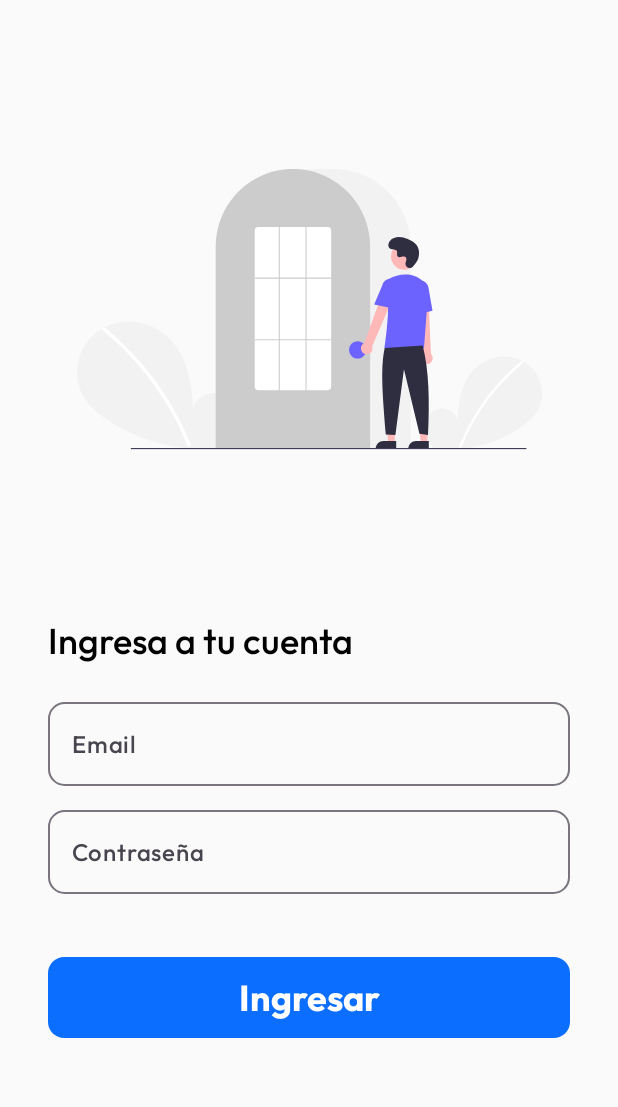
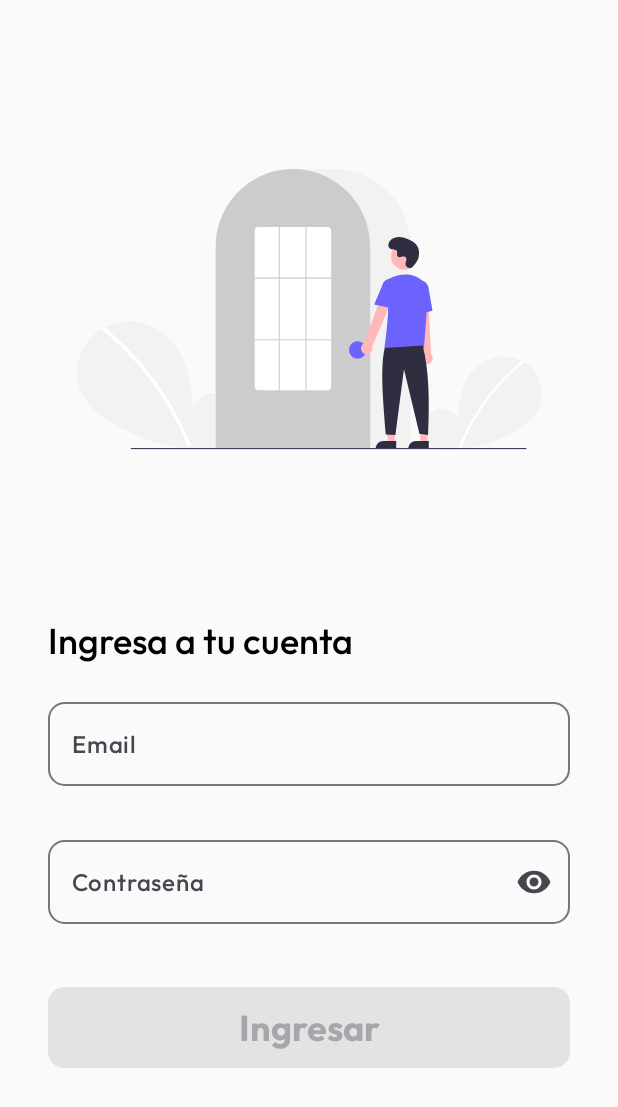
Before and after one commit to itzae/login-challenge, an Android app built with Jetpack Compose: the screen it shows after launch (MainActivity), on a phone screen of 412 x 824 dp. Shown: the top 1107 px of the screen. Run offline under Robolectric (Android 15) with nearby library versions, the phone set to English and light mode, and no system bars; our stand-ins replace Dagger/Hilt's generated code.

```diff
--- a/app/src/main/AndroidManifest.xml
+++ b/app/src/main/AndroidManifest.xml
@@ -11,13 +11,15 @@
         android:roundIcon="@mipmap/ic_launcher_round"
         android:supportsRtl="true"
         android:theme="@style/Theme.LoginChallenge"
+        android:name=".LoginChallengeApplication"
         tools:targetApi="31">
         <activity
             android:name=".MainActivity"
             android:exported="true"
             android:label="@string/app_name"
             android:windowSoftInputMode="adjustResize"
-            android:theme="@style/Theme.LoginChallenge">
+            android:theme="@style/Theme.LoginChallenge"
+            android:screenOrientation="portrait">
             <intent-filter>
                 <action android:name="android.intent.action.MAIN" />
 
--- /dev/null
+++ b/app/src/main/java/com/example/loginchallenge/LoginChallengeApplication.kt
@@ -0,0 +1,7 @@
+package com.example.loginchallenge
+
+import android.app.Application
+import dagger.hilt.android.HiltAndroidApp
+
+@HiltAndroidApp
+class LoginChallengeApplication : Application()
--- a/app/src/main/java/com/example/loginchallenge/MainActivity.kt
+++ b/app/src/main/java/com/example/loginchallenge/MainActivity.kt
@@ -4,16 +4,28 @@ import android.os.Bundle
 import androidx.activity.ComponentActivity
 import androidx.activity.compose.setContent
 import androidx.activity.enableEdgeToEdge
+import androidx.activity.viewModels
+import androidx.compose.runtime.collectAsState
+import androidx.compose.runtime.getValue
 import com.example.loginchallenge.ui.login.LoginScreen
+import com.example.loginchallenge.ui.login.LoginViewModel
 import com.example.loginchallenge.ui.theme.LoginChallengeTheme
+import dagger.hilt.android.AndroidEntryPoint
 
+@AndroidEntryPoint
 class MainActivity : ComponentActivity() {
+    private val viewModel: LoginViewModel by viewModels()
     override fun onCreate(savedInstanceState: Bundle?) {
         super.onCreate(savedInstanceState)
         enableEdgeToEdge()
         setContent {
             LoginChallengeTheme(dynamicColor = false) {
-                LoginScreen()
+                val loginState by viewModel.loginState.collectAsState()
+                LoginScreen(
+                    loginState = loginState,
+                    onLogin = { email, password ->
+                        viewModel.loginAttempt(email, password)
+                    })
             }
         }
     }
--- /dev/null
+++ b/app/src/main/java/com/example/loginchallenge/domain/di/module/LoginModule.kt
@@ -0,0 +1,15 @@
+package com.example.loginchallenge.domain.di.module
+
+import com.example.loginchallenge.domain.usecase.LoginUseCase
+import dagger.Module
+import dagger.Provides
+import dagger.hilt.InstallIn
+import dagger.hilt.components.SingletonComponent
+
+@Module
+@InstallIn(SingletonComponent::class)
+object LoginModule {
+
+    @Provides
+    fun provideLoginUseCase() = LoginUseCase()
+}
--- /dev/null
+++ b/app/src/main/java/com/example/loginchallenge/domain/usecase/LoginUseCase.kt
@@ -0,0 +1,12 @@
+package com.example.loginchallenge.domain.usecase
+
+import javax.inject.Inject
+
+class LoginUseCase @Inject constructor() {
+    operator fun invoke(email: String, password: String): Boolean {
+        val regex = "^[A-Za-z](.*)([@]{1})(.{1,})(\\.)(.{1,})"
+        return if (regex.toRegex().matches(email)) {
+            email == "itzaeg@gmail.com" && password == "PasswordTest123"
+        } else throw IllegalArgumentException("You've entered incorrect email format")
+    }
+}
--- a/app/src/main/java/com/example/loginchallenge/ui/component/LoginTextField.kt
+++ b/app/src/main/java/com/example/loginchallenge/ui/component/LoginTextField.kt
@@ -2,13 +2,25 @@ package com.example.loginchallenge.ui.component
 
 import androidx.compose.foundation.shape.RoundedCornerShape
 import androidx.compose.foundation.text.KeyboardOptions
+import androidx.compose.material.icons.Icons
+import androidx.compose.material.icons.filled.Visibility
+import androidx.compose.material.icons.filled.VisibilityOff
+import androidx.compose.material3.Icon
+import androidx.compose.material3.IconButton
 import androidx.compose.material3.OutlinedTextField
 import androidx.compose.material3.Text
 import androidx.compose.runtime.Composable
+import androidx.compose.runtime.getValue
+import androidx.compose.runtime.mutableStateOf
+import androidx.compose.runtime.remember
+import androidx.compose.runtime.setValue
 import androidx.compose.ui.Modifier
+import androidx.compose.ui.res.stringResource
 import androidx.compose.ui.text.input.ImeAction
 import androidx.compose.ui.text.input.KeyboardType
+import androidx.compose.ui.text.input.PasswordVisualTransformation
 import androidx.compose.ui.text.input.VisualTransformation
+import com.example.loginchallenge.R
 import com.example.loginchallenge.ui.theme.Typography
 
 @Composable
@@ -16,18 +28,47 @@ fun LoginTextField(
     modifier: Modifier = Modifier,
     text: String,
     placeholder: String = "",
-    visualTransformation: VisualTransformation = VisualTransformation.None,
+    helperText: String? = null,
+    isError: Boolean = false,
     keyboardType: KeyboardType = KeyboardType.Text,
     imeAction: ImeAction = ImeAction.None,
     onTextChange: (String) -> Unit
 ) {
+    var isPasswordHide by remember {
+        mutableStateOf(true)
+    }
+    val inputTransformation =
+        if (keyboardType == KeyboardType.Password && isPasswordHide) PasswordVisualTransformation() else VisualTransformation.None
+
+    val iconTogglePassword =
+        if (keyboardType == KeyboardType.Password && isPasswordHide) Icons.Filled.Visibility else Icons.Filled.VisibilityOff
+
+    val togglePasswordDescription =
+        if (isPasswordHide)
+            stringResource(id = R.string.toggle_show_password_description)
+        else
+            stringResource(id = R.string.toggle_hide_password_description)
+
     OutlinedTextField(
+        modifier = modifier,
         value = text,
         onValueChange = { onTextChange(it) },
         placeholder = { Text(text = placeholder, style = Typography.labelMedium) },
-        modifier = modifier,
+        isError = isError,
+        supportingText = helperText?.let { { Text(text = helperText) } },
+        trailingIcon = if (keyboardType == KeyboardType.Password) {
+            {
+                IconButton(onClick = { isPasswordHide = !isPasswordHide }) {
+                    Icon(
+                        imageVector = iconTogglePassword,
+                        contentDescription = togglePasswordDescription
+                    )
+                }
+            }
+        } else null,
         shape = RoundedCornerShape(20),
-        visualTransformation = visualTransformation,
-        keyboardOptions = KeyboardOptions(keyboardType = keyboardType, imeAction = imeAction)
+        visualTransformation = inputTransformation,
+        keyboardOptions = KeyboardOptions(keyboardType = keyboardType, imeAction = imeAction),
+        singleLine = true
     )
 }
--- a/app/src/main/java/com/example/loginchallenge/ui/login/LoginScreen.kt
+++ b/app/src/main/java/com/example/loginchallenge/ui/login/LoginScreen.kt
@@ -24,16 +24,44 @@ import androidx.compose.ui.res.stringResource
 import androidx.compose.ui.text.font.FontWeight
 import androidx.compose.ui.text.input.ImeAction
 import androidx.compose.ui.text.input.KeyboardType
-import androidx.compose.ui.text.input.PasswordVisualTransformation
 import androidx.compose.ui.tooling.preview.Preview
 import com.example.loginchallenge.R
+import com.example.loginchallenge.ui.component.LoginDialog
 import com.example.loginchallenge.ui.component.LoginTextField
+import com.example.loginchallenge.ui.login.state.LoginState
 import com.example.loginchallenge.ui.theme.LoginChallengeTheme
 import com.example.loginchallenge.ui.theme.LoginTheme
 import com.example.loginchallenge.ui.theme.Typography
 
 @Composable
-fun LoginScreen(modifier: Modifier = Modifier) {
+fun LoginScreen(
+    modifier: Modifier = Modifier,
+    loginState: LoginState = LoginState.Idle,
+    onLogin: (email: String, password: String) -> Unit = { _, _ -> }
+) {
+    var isOpenDialog by remember {
+        mutableStateOf(true)
+    }
+    when (loginState) {
+        is LoginState.SuccessfulLogin ->
+            LoginDialog(
+                title = loginState.title,
+                description = loginState.message,
+                confirmButtonLabel = stringResource(id = R.string.login_successful_dialog_button)
+            )
+
+        is LoginState.BadCredentialsLogin -> {
+            if (isOpenDialog)
+                LoginDialog(
+                    title = loginState.title,
+                    description = loginState.message,
+                    confirmButtonLabel = stringResource(id = R.string.login_error_dialog_button),
+                    onConfirm = { isOpenDialog = false }
+                )
+        }
+
+        else -> Unit
+    }
 
     Column(
         modifier = modifier
@@ -46,7 +74,13 @@ fun LoginScreen(modifier: Modifier = Modifier) {
                 .fillMaxWidth()
                 .weight(1f)
         )
-        LoginBody(modifier = Modifier.weight(1f), onLogin = { _, _ -> })
+        LoginBody(
+            modifier = Modifier.weight(1f),
+            isEmailError = loginState is LoginState.IncorrectEmail,
+            onLogin = { email, password ->
+                onLogin(email, password)
+                isOpenDialog = true
+            })
     }
 }
 
@@ -59,13 +93,17 @@ fun LoginHeader(modifier: Modifier = Modifier) {
     ) {
         Image(
             painter = painterResource(id = R.drawable.login_image),
-            contentDescription = stringResource(id = R.string.header_image_content_description),
+            contentDescription = stringResource(id = R.string.header_image_description),
         )
     }
 }
 
 @Composable
-fun LoginBody(modifier: Modifier = Modifier, onLogin: (email: String, password: String) -> Unit) {
+fun LoginBody(
+    modifier: Modifier = Modifier,
+    isEmailError: Boolean,
+    onLogin: (email: String, password: String) -> Unit
+) {
     var email by remember { mutableStateOf("") }
     var password by remember { mutableStateOf("") }
     Box(modifier = modifier) {
@@ -89,6 +127,8 @@ fun LoginBody(modifier: Modifier = Modifier, onLogin: (email: String, password:
                 onTextChange = { email = it },
                 keyboardType = KeyboardType.Email,
                 imeAction = ImeAction.Next,
+                isError = isEmailError,
+                helperText = if (isEmailError) stringResource(id = R.string.invalid_email_helper_text) else "",
                 modifier = Modifier
                     .fillMaxWidth()
                     .padding(vertical = LoginTheme.dimens.Space8)
@@ -96,7 +136,6 @@ fun LoginBody(modifier: Modifier = Modifier, onLogin: (email: String, password:
             LoginTextField(
                 text = password,
                 placeholder = stringResource(id = R.string.password_input_placeholder),
-                visualTransformation = PasswordVisualTransformation(),
                 keyboardType = KeyboardType.Password,
                 imeAction = ImeAction.Done,
                 onTextChange = { password = it },
@@ -107,6 +146,7 @@ fun LoginBody(modifier: Modifier = Modifier, onLogin: (email: String, password:
             Button(
                 onClick = { onLogin(email, password) },
                 shape = RoundedCornerShape(20),
+                enabled = email.isNotEmpty() && password.isNotEmpty(),
                 modifier = Modifier
                     .imePadding()
                     .fillMaxWidth()
--- /dev/null
+++ b/app/src/main/java/com/example/loginchallenge/ui/login/LoginViewModel.kt
@@ -0,0 +1,41 @@
+package com.example.loginchallenge.ui.login
+
+import androidx.lifecycle.ViewModel
+import com.example.loginchallenge.domain.usecase.LoginUseCase
+import com.example.loginchallenge.ui.login.state.LoginState
+import dagger.hilt.android.lifecycle.HiltViewModel
+import kotlinx.coroutines.flow.MutableStateFlow
+import kotlinx.coroutines.flow.StateFlow
+import kotlinx.coroutines.flow.asStateFlow
+import kotlinx.coroutines.flow.update
+import javax.inject.Inject
+
+@HiltViewModel
+class LoginViewModel @Inject constructor(private val loginUseCase: LoginUseCase) : ViewModel() {
+
+    private val _loginState = MutableStateFlow<LoginState>(LoginState.Idle)
+    val loginState: StateFlow<LoginState>
+        get() = _loginState.asStateFlow()
+
+    fun loginAttempt(email: String, password: String) {
+
+        try {
+            if (loginUseCase(email, password))
+                _loginState.update {
+                    LoginState.SuccessfulLogin(
+                        title = "Bienvenido, Itzae",
+                        message = "Inicio de sesión exitoso."
+                    )
+                }
+            else
+                _loginState.update {
+                    LoginState.BadCredentialsLogin(
+                        title = "Upss..",
+                        message = "El email o contraseña son incorrectos"
+                    )
+                }
+        } catch (e: Exception) {
+            _loginState.update { LoginState.IncorrectEmail }
+        }
+    }
+}
--- /dev/null
+++ b/app/src/main/java/com/example/loginchallenge/ui/login/state/LoginState.kt
@@ -0,0 +1,8 @@
+package com.example.loginchallenge.ui.login.state
+
+sealed interface LoginState {
+    data object Idle : LoginState
+    data object IncorrectEmail : LoginState
+    data class SuccessfulLogin(val title: String, val message: String) : LoginState
+    data class BadCredentialsLogin(val title: String, val message: String) : LoginState
+}
--- a/app/src/main/java/com/example/loginchallenge/ui/theme/Type.kt
+++ b/app/src/main/java/com/example/loginchallenge/ui/theme/Type.kt
@@ -57,5 +57,5 @@ val Typography = Typography(
         fontSize = 18.sp,
         lineHeight = 16.sp,
         letterSpacing = 0.5.sp
-    )
+    ),
 )
--- a/app/src/main/res/values/strings.xml
+++ b/app/src/main/res/values/strings.xml
@@ -4,7 +4,12 @@
     <string name="email_input_placeholder">Email</string>
     <string name="password_input_placeholder">Contraseña</string>
     <string name="login_button">Ingresar</string>
+    <string name="login_successful_dialog_button">Continuar</string>
+    <string name="login_error_dialog_button">Intentar de nuevo</string>
+    <string name="invalid_email_helper_text">El correo no es valido</string>
 
     <!--content description-->
-    <string name="header_image_content_description">Imagen principal del Login</string>
+    <string name="header_image_description">Imagen principal del Login</string>
+    <string name="toggle_show_password_description">Mostrar contraseña</string>
+    <string name="toggle_hide_password_description">Ocultar contraseña</string>
 </resources>
--- a/build.gradle.kts
+++ b/build.gradle.kts
@@ -2,4 +2,5 @@
 plugins {
     alias(libs.plugins.android.application) apply false
     alias(libs.plugins.jetbrains.kotlin.android) apply false
+    alias(libs.plugins.hilt) apply false
 }
```
Also changed, not shown: app/build.gradle.kts (+12 -0 lines), app/src/main/java/com/example/loginchallenge/ui/component/LoginDialog.kt (+11 -5 lines), gradle/libs.versions.toml (+13 -1 lines), 3 other files.
